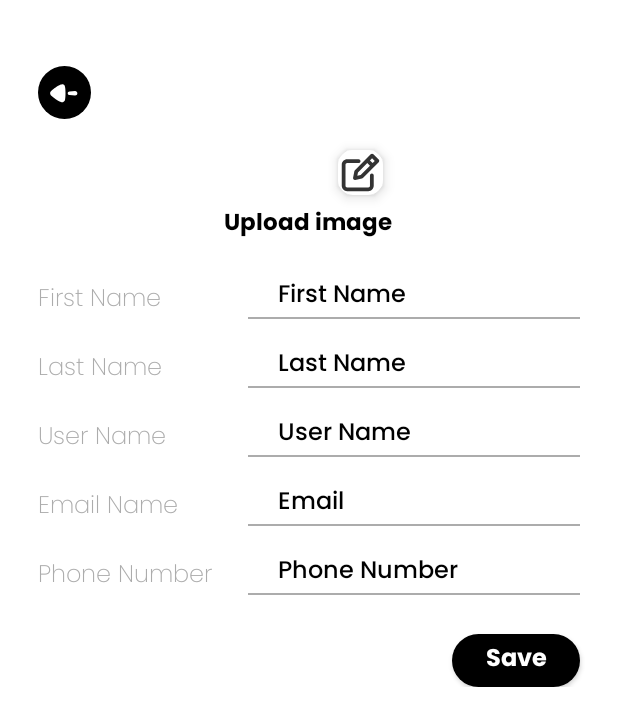
After one commit to htien120802/ecommerce-mobile-app, an Android app: the CustomerDetailActivity screen opened directly, with no data from a screen before it, on a phone screen of 412 x 824 dp. The commit adds this screen. Shown: the top 726 px of the screen. Run offline under Robolectric (Android 15) with nearby library versions, the phone set to English and light mode, and no system bars; our stand-ins replace data binding; 1 statement that could not run was skipped.

Commit message:
add CustomerDetailActivity

```diff
--- a/app/src/main/AndroidManifest.xml
+++ b/app/src/main/AndroidManifest.xml
@@ -15,6 +15,9 @@
         android:theme="@style/Theme.Ecommerce_mobile"
         android:usesCleartextTraffic="true"
         tools:targetApi="31">
+        <activity
+            android:name=".view.CustomerDetailActivity"
+            android:exported="false" />
         <activity
             android:name=".view.SignUpActivity"
             android:exported="false" />
--- /dev/null
+++ b/app/src/main/java/com/example/ecommerce_mobile_app/view/CustomerDetailActivity.java
@@ -0,0 +1,29 @@
+package com.example.ecommerce_mobile_app.view;
+
+import androidx.appcompat.app.AppCompatActivity;
+
+import android.os.Bundle;
+import android.view.View;
+
+import com.example.ecommerce_mobile_app.databinding.ActivityPersonalDetailsBinding;
+import com.example.ecommerce_mobile_app.util.PrefManager;
+
+public class CustomerDetailActivity extends AppCompatActivity {
+    ActivityPersonalDetailsBinding activityPersonalDetailsBinding;
+    PrefManager prefManager = new PrefManager(this);
+
+    @Override
+    protected void onCreate(Bundle savedInstanceState) {
+        super.onCreate(savedInstanceState);
+        activityPersonalDetailsBinding = ActivityPersonalDetailsBinding.inflate(getLayoutInflater());
+        setContentView(activityPersonalDetailsBinding.getRoot());
+
+        activityPersonalDetailsBinding.setCustomer(prefManager.getCustomer());
+        activityPersonalDetailsBinding.ibBack.setOnClickListener(new View.OnClickListener() {
+            @Override
+            public void onClick(View view) {
+                CustomerDetailActivity.super.onBackPressed();
+            }
+        });
+    }
+}
--- a/app/src/main/res/layout/activity_personal_details.xml
+++ b/app/src/main/res/layout/activity_personal_details.xml
@@ -1,4 +1,10 @@
 <?xml version="1.0" encoding="utf-8"?>
+<layout>
+    <data>
+        <variable
+            name="customer"
+            type="com.example.ecommerce_mobile_app.model.Customer" />
+    </data>
     <androidx.constraintlayout.widget.ConstraintLayout xmlns:android="http://schemas.android.com/apk/res/android"
         xmlns:app="http://schemas.android.com/apk/res-auto"
         xmlns:tools="http://schemas.android.com/tools"
@@ -15,7 +21,7 @@
             app:layout_constraintTop_toTopOf="parent">
 
             <ImageButton
-                android:id="@+id/imageButton2"
+                android:id="@+id/ibBack"
                 android:layout_width="35dp"
                 android:layout_height="35dp"
                 android:layout_marginStart="25dp"
@@ -29,7 +35,7 @@
                 android:layout_width="80dp"
                 android:layout_height="80dp"
                 android:layout_marginTop="44dp"
-                android:background="@drawable/avatarhome1"
+                setImage="@{customer.photoImagePath}"
                 app:layout_constraintEnd_toEndOf="parent"
                 app:layout_constraintHorizontal_bias="0.498"
                 app:layout_constraintStart_toStartOf="parent"
@@ -121,6 +127,7 @@
                     android:ems="10"
                     android:fontFamily="@font/poppins_medium"
                     android:hint="Phone Number"
+                    android:text="@{customer.phoneNumber}"
                     android:inputType="textPersonName"
                     android:paddingLeft="20dp"
                     android:paddingTop="10dp"
@@ -166,6 +173,7 @@
                     android:ems="10"
                     android:fontFamily="@font/poppins_medium"
                     android:hint="First Name"
+                    android:text="@{customer.firstName}"
                     android:inputType="textPersonName"
                     android:paddingLeft="20dp"
                     android:paddingTop="10dp"
@@ -210,6 +218,7 @@
                     android:ems="10"
                     android:fontFamily="@font/poppins_medium"
                     android:hint="Last Name"
+                    android:text="@{customer.lastName}"
                     android:inputType="textPersonName"
                     android:paddingLeft="20dp"
                     android:paddingTop="10dp"
@@ -255,6 +264,7 @@
                     android:ems="10"
                     android:fontFamily="@font/poppins_medium"
                     android:hint="User Name"
+                    android:text="@{customer.username}"
                     android:inputType="textPersonName"
                     android:paddingLeft="20dp"
                     android:paddingTop="10dp"
@@ -300,6 +310,7 @@
                     android:ems="10"
                     android:fontFamily="@font/poppins_medium"
                     android:hint="Email"
+                    android:text="@{customer.email}"
                     android:inputType="textPersonName"
                     android:paddingLeft="20dp"
                     android:paddingTop="10dp"
@@ -314,3 +325,4 @@
         </androidx.constraintlayout.widget.ConstraintLayout>
 
     </androidx.constraintlayout.widget.ConstraintLayout>
+</layout>
```
Also changed, not shown: app/src/main/java/com/example/ecommerce_mobile_app/view/fragment/ProfileFragment.java (+8 -0 lines). Lines whose indentation alone changed are shown as unchanged.
